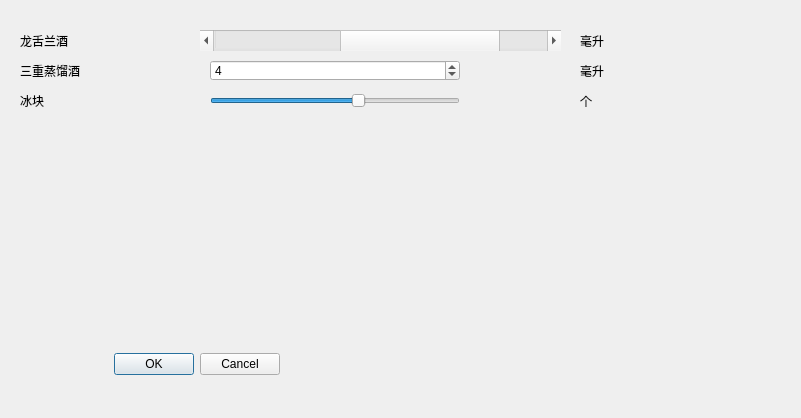
First picture: the form in Chapter03/MatrixWinUi.ui, repository cxinping/PyQt5, before the edit.
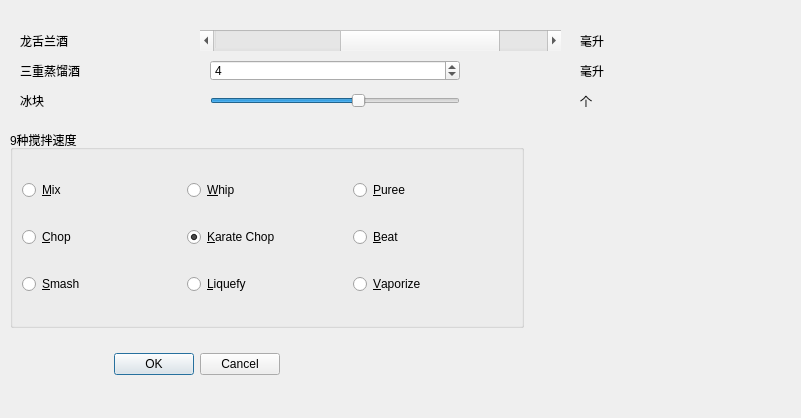
Second picture: the form after the edit.

Commit message: 测试用例优化

What changed in the file:
```diff
--- a/Chapter03/MatrixWinUi.ui
+++ b/Chapter03/MatrixWinUi.ui
@@ -182,6 +182,90 @@
     <string>毫升</string>
    </property>
   </widget>
+  <widget class="QGroupBox" name="groupBox">
+   <property name="geometry">
+    <rect>
+     <x>10</x>
+     <y>130</y>
+     <width>514</width>
+     <height>198</height>
+    </rect>
+   </property>
+   <property name="toolTip">
+    <string>Speed of the blender</string>
+   </property>
+   <property name="title">
+    <string>9种搅拌速度</string>
+   </property>
+   <layout class="QGridLayout" name="gridLayout_2">
+    <item row="0" column="0">
+     <widget class="QRadioButton" name="speedButton1">
+      <property name="text">
+       <string>&amp;Mix</string>
+      </property>
+     </widget>
+    </item>
+    <item row="0" column="2">
+     <widget class="QRadioButton" name="speedButton3">
+      <property name="text">
+       <string>&amp;Puree</string>
+      </property>
+     </widget>
+    </item>
+    <item row="1" column="0">
+     <widget class="QRadioButton" name="speedButton4">
+      <property name="text">
+       <string>&amp;Chop</string>
+      </property>
+     </widget>
+    </item>
+    <item row="1" column="1">
+     <widget class="QRadioButton" name="speedButton5">
+      <property name="text">
+       <string>&amp;Karate Chop</string>
+      </property>
+      <property name="checked">
+       <bool>true</bool>
+      </property>
+     </widget>
+    </item>
+    <item row="1" column="2">
+     <widget class="QRadioButton" name="speedButton6">
+      <property name="text">
+       <string>&amp;Beat</string>
+      </property>
+     </widget>
+    </item>
+    <item row="3" column="2">
+     <widget class="QRadioButton" name="speedButton9">
+      <property name="text">
+       <string>&amp;Vaporize</string>
+      </property>
+     </widget>
+    </item>
+    <item row="3" column="1">
+     <widget class="QRadioButton" name="speedButton8">
+      <property name="text">
+       <string>&amp;Liquefy</string>
+      </property>
+     </widget>
+    </item>
+    <item row="3" column="0">
+     <widget class="QRadioButton" name="speedButton7">
+      <property name="text">
+       <string>&amp;Smash</string>
+      </property>
+     </widget>
+    </item>
+    <item row="0" column="1">
+     <widget class="QRadioButton" name="speedButton2">
+      <property name="text">
+       <string>&amp;Whip</string>
+      </property>
+     </widget>
+    </item>
+   </layout>
+  </widget>
  </widget>
  <resources/>
  <connections/>
```
The commit also changes 1 other file.
